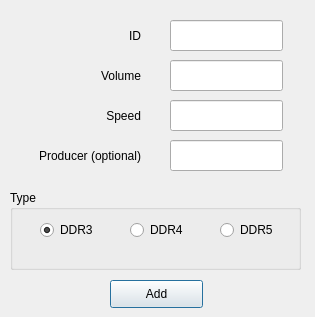
This is ui/add_ram.ui in d-benvenuti/xes-refmodel-pipeline-generator as Qt 5 draws it before an edit. The edited form follows.
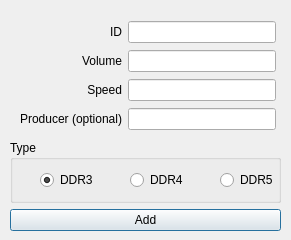
This is the edited form.

Commit message: Started improving UI with layouts and fixed a bug happening while closing the dialog window to delete or link objects.

Diff of the .ui file:
```diff
--- a/ui/add_ram.ui
+++ b/ui/add_ram.ui
@@ -6,42 +6,26 @@
    <rect>
     <x>0</x>
     <y>0</y>
-    <width>315</width>
-    <height>317</height>
+    <width>291</width>
+    <height>240</height>
    </rect>
   </property>
   <property name="windowTitle">
    <string>Add RAM</string>
   </property>
   <widget class="QWidget" name="centralwidget">
-   <widget class="QPushButton" name="add_button">
+   <widget class="QWidget" name="">
     <property name="geometry">
      <rect>
-      <x>110</x>
-      <y>280</y>
-      <width>93</width>
-      <height>28</height>
+      <x>20</x>
+      <y>20</y>
+      <width>256</width>
+      <height>111</height>
      </rect>
     </property>
-    <property name="text">
-     <string>Add</string>
-    </property>
-    <property name="autoDefault">
-     <bool>true</bool>
-    </property>
-    <property name="default">
-     <bool>true</bool>
-    </property>
-   </widget>
+    <layout class="QGridLayout" name="gridLayout">
+     <item row="0" column="0">
    <widget class="QLabel" name="label_pipelineid">
-    <property name="geometry">
-     <rect>
-      <x>20</x>
-      <y>20</y>
-      <width>121</width>
-      <height>31</height>
-     </rect>
-    </property>
     <property name="text">
      <string>ID</string>
     </property>
@@ -49,31 +33,12 @@
      <set>Qt::AlignRight|Qt::AlignTrailing|Qt::AlignVCenter</set>
     </property>
    </widget>
-   <widget class="QLabel" name="label_pipelineid_3">
-    <property name="geometry">
-     <rect>
-      <x>20</x>
-      <y>100</y>
-      <width>121</width>
-      <height>31</height>
-     </rect>
-    </property>
-    <property name="text">
-     <string>Speed</string>
-    </property>
-    <property name="alignment">
-     <set>Qt::AlignRight|Qt::AlignTrailing|Qt::AlignVCenter</set>
-    </property>
-   </widget>
+     </item>
+     <item row="0" column="1">
+      <widget class="QLineEdit" name="lineEdit_id"/>
+     </item>
+     <item row="1" column="0">
    <widget class="QLabel" name="label_pipelineid_4">
-    <property name="geometry">
-     <rect>
-      <x>20</x>
-      <y>60</y>
-      <width>121</width>
-      <height>31</height>
-     </rect>
-    </property>
     <property name="text">
      <string>Volume</string>
     </property>
@@ -81,15 +46,25 @@
      <set>Qt::AlignRight|Qt::AlignTrailing|Qt::AlignVCenter</set>
     </property>
    </widget>
+     </item>
+     <item row="1" column="1">
+      <widget class="QLineEdit" name="lineEdit_volume"/>
+     </item>
+     <item row="2" column="0">
+      <widget class="QLabel" name="label_pipelineid_3">
+       <property name="text">
+        <string>Speed</string>
+       </property>
+       <property name="alignment">
+        <set>Qt::AlignRight|Qt::AlignTrailing|Qt::AlignVCenter</set>
+       </property>
+      </widget>
+     </item>
+     <item row="2" column="1">
+      <widget class="QLineEdit" name="lineEdit_speed"/>
+     </item>
+     <item row="3" column="0">
    <widget class="QLabel" name="label_pipelineid_5">
-    <property name="geometry">
-     <rect>
-      <x>20</x>
-      <y>140</y>
-      <width>121</width>
-      <height>31</height>
-     </rect>
-    </property>
     <property name="text">
      <string>Producer (optional)</string>
     </property>
@@ -97,15 +72,24 @@
      <set>Qt::AlignRight|Qt::AlignTrailing|Qt::AlignVCenter</set>
     </property>
    </widget>
-   <widget class="QGroupBox" name="groupBoxType">
+     </item>
+     <item row="3" column="1">
+      <widget class="QLineEdit" name="lineEdit_producer"/>
+     </item>
+    </layout>
+   </widget>
+   <widget class="QWidget" name="">
     <property name="geometry">
      <rect>
       <x>10</x>
-      <y>190</y>
-      <width>291</width>
-      <height>80</height>
+      <y>140</y>
+      <width>271</width>
+      <height>91</height>
      </rect>
     </property>
+    <layout class="QVBoxLayout" name="verticalLayout">
+     <item>
+      <widget class="QGroupBox" name="groupBoxType">
     <property name="title">
      <string>Type</string>
     </property>
@@ -170,45 +154,21 @@
      </property>
     </widget>
    </widget>
-   <widget class="QLineEdit" name="lineEdit_id">
-    <property name="geometry">
-     <rect>
-      <x>170</x>
-      <y>20</y>
-      <width>113</width>
-      <height>31</height>
-     </rect>
-    </property>
-   </widget>
-   <widget class="QLineEdit" name="lineEdit_volume">
-    <property name="geometry">
-     <rect>
-      <x>170</x>
-      <y>60</y>
-      <width>113</width>
-      <height>31</height>
-     </rect>
-    </property>
-   </widget>
-   <widget class="QLineEdit" name="lineEdit_speed">
-    <property name="geometry">
-     <rect>
-      <x>170</x>
-      <y>100</y>
-      <width>113</width>
-      <height>31</height>
-     </rect>
-    </property>
-   </widget>
-   <widget class="QLineEdit" name="lineEdit_producer">
-    <property name="geometry">
-     <rect>
-      <x>170</x>
-      <y>140</y>
-      <width>113</width>
-      <height>31</height>
-     </rect>
-    </property>
+     </item>
+     <item>
+      <widget class="QPushButton" name="add_button">
+       <property name="text">
+        <string>Add</string>
+       </property>
+       <property name="autoDefault">
+        <bool>true</bool>
+       </property>
+       <property name="default">
+        <bool>true</bool>
+       </property>
+      </widget>
+     </item>
+    </layout>
    </widget>
   </widget>
  </widget>
```
Lines whose indentation alone changed are shown as unchanged. The commit also changes 18 other files.
